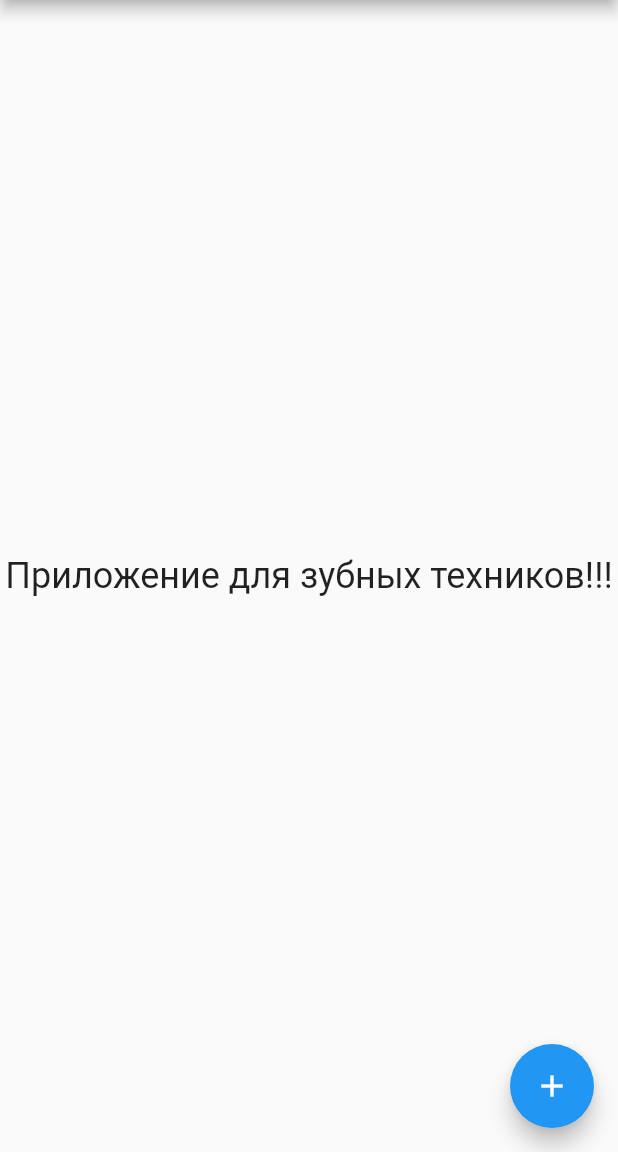
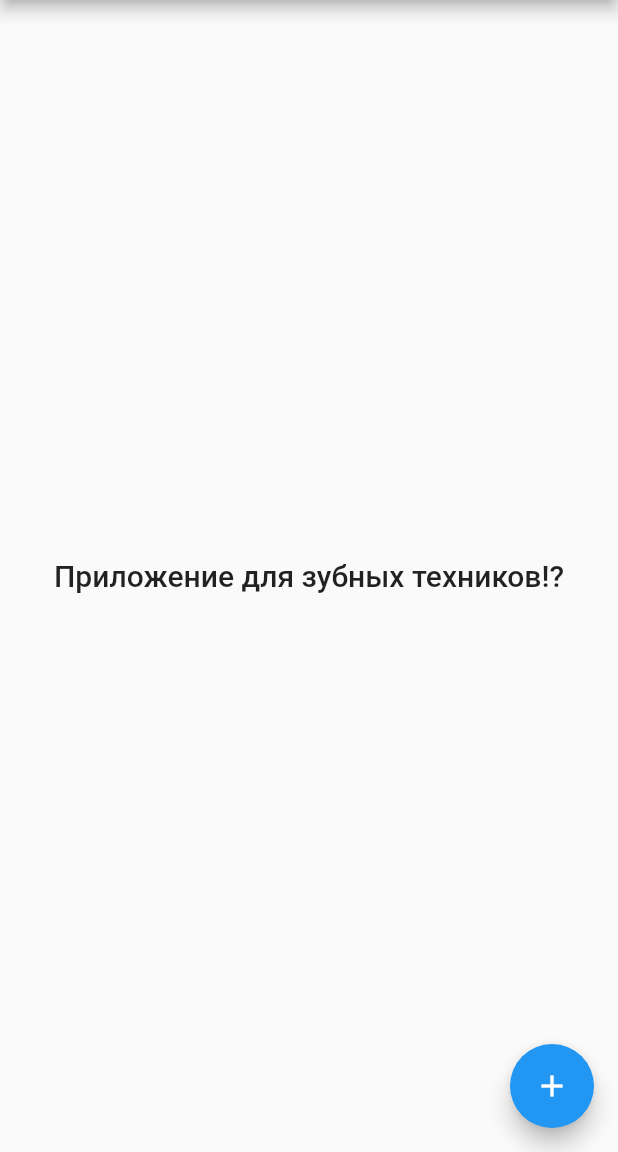
Before and after one commit to Artath/idental, a Flutter app: the screen it shows after launch, on a phone screen of 412 x 824 dp, the part 84-1236 px from its top. Run offline on Flutter 3.47's test engine with Material 2 defaults, Android fonts, the phone set to English and light mode, and no system bars.

Commit message:
edit via phone codespace

```diff
--- a/lib/main.dart
+++ b/lib/main.dart
@@ -96,8 +96,8 @@ class _MyHomePageState extends State<MyHomePage> {
           mainAxisAlignment: MainAxisAlignment.center,
           children: <Widget>[
             Text(
-              'Приложение для зубных техников!!!',
-              style: Theme.of(context).textTheme.headline5,
+              'Приложение для зубных техников!?',
+              style: Theme.of(context).textTheme.headline6,
             ),
           ],
         ),
```
